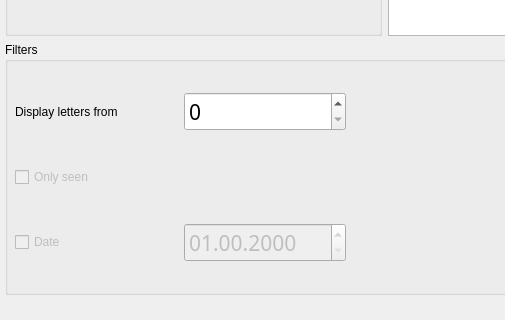
bifenbecker/MailChecker, file gui/MainWindow.ui: the form before one commit; both pictures show x 0 to 505 and y 490 to 810 of the 1149 by 810 pixel window.
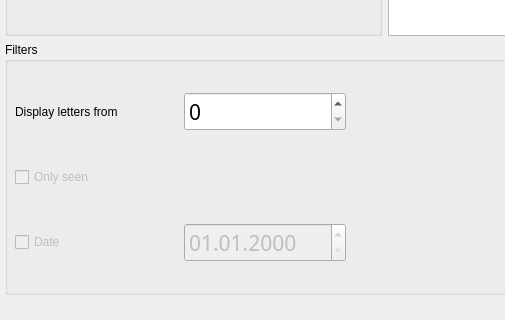
The form after the commit.

The edit to the form file:
```diff
--- a/gui/MainWindow.ui
+++ b/gui/MainWindow.ui
@@ -353,7 +353,7 @@
               </font>
              </property>
              <property name="displayFormat">
-              <string>dd.mm.yyyy</string>
+              <string>dd.MM.yyyy</string>
              </property>
             </widget>
            </item>
```
